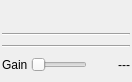
This is plugins/samplesource/v4l-rtl/v4lgui.ui in f4exb/sdrangel as Qt 5 draws it before an edit. The edited form follows.
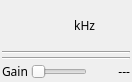
This is the edited form. Custom widgets are drawn as their Qt base class.

Commit message: Font face and size normalization: added missing input interface GUIs

What changed in the file:
```diff
--- a/plugins/samplesource/v4l-rtl/v4lgui.ui
+++ b/plugins/samplesource/v4l-rtl/v4lgui.ui
@@ -16,6 +16,12 @@
     <verstretch>0</verstretch>
    </sizepolicy>
   </property>
+  <property name="font">
+   <font>
+    <family>Sans Serif</family>
+    <pointsize>9</pointsize>
+   </font>
+  </property>
   <property name="windowTitle">
    <string>Video4Linux</string>
   </property>
@@ -78,6 +84,13 @@
        </property>
       </widget>
      </item>
+     <item>
+      <widget class="QLabel" name="freqUnits">
+       <property name="text">
+        <string> kHz</string>
+       </property>
+      </widget>
+     </item>
      <item>
       <spacer name="horizontalSpacer_2">
        <property name="orientation">
```
The commit also changes 10 other files.
